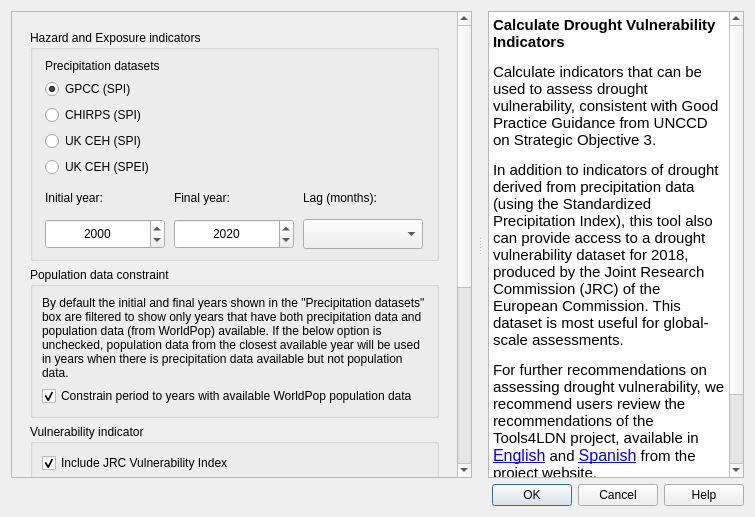
Qt form LDMP/gui/DlgCalculateDrought.ui (ConservationInternational/trends.earth) before a commit.
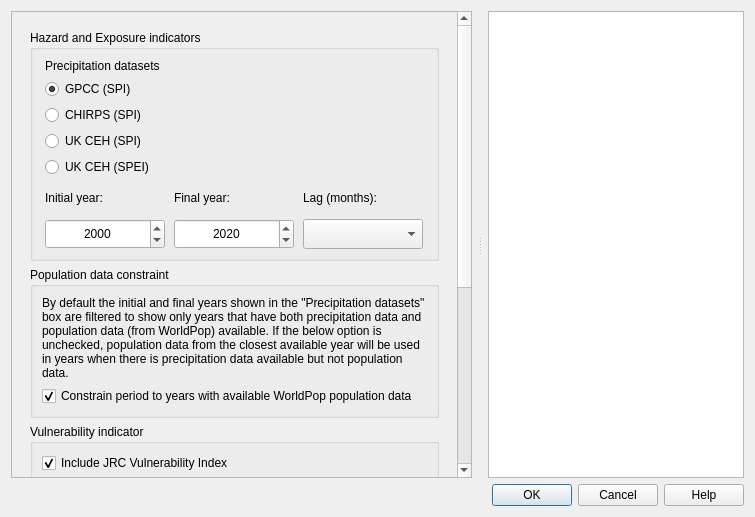
The same form after that commit.

What changed in the file:
```diff
--- a/LDMP/gui/DlgCalculateDrought.ui
+++ b/LDMP/gui/DlgCalculateDrought.ui
@@ -462,18 +462,7 @@
       <property name="accessibleName">
        <string/>
       </property>
-      <property name="html">
-       <string>&lt;!DOCTYPE HTML PUBLIC &quot;-//W3C//DTD HTML 4.0//EN&quot; &quot;http://www.w3.org/TR/REC-html40/strict.dtd&quot;&gt;
-&lt;html&gt;&lt;head&gt;&lt;meta name=&quot;qrichtext&quot; content=&quot;1&quot; /&gt;&lt;style type=&quot;text/css&quot;&gt;
-p, li { white-space: pre-wrap; }
-&lt;/style&gt;&lt;/head&gt;&lt;body style=&quot; font-family:'MS Shell Dlg 2'; font-size:9.75pt; font-weight:400; font-style:normal;&quot;&gt;
-&lt;p style=&quot; margin-top:16px; margin-bottom:12px; margin-left:0px; margin-right:0px; -qt-block-indent:0; text-indent:0px;&quot;&gt;&lt;span style=&quot; font-family:'Ubuntu'; font-size:11pt; font-weight:600;&quot;&gt;Calculate Drought Vulnerability Indicators&lt;/span&gt;&lt;/p&gt;
-&lt;p style=&quot; margin-top:12px; margin-bottom:12px; margin-left:0px; margin-right:0px; -qt-block-indent:0; text-indent:0px;&quot;&gt;&lt;span style=&quot; font-family:'Ubuntu'; font-size:11pt;&quot;&gt;Calculate indicators that can be used to assess drought vulnerability, consistent with Good Practice Guidance from UNCCD on Strategic Objective 3.&lt;/span&gt;&lt;/p&gt;
-&lt;p style=&quot; margin-top:12px; margin-bottom:12px; margin-left:0px; margin-right:0px; -qt-block-indent:0; text-indent:0px;&quot;&gt;&lt;span style=&quot; font-family:'Ubuntu'; font-size:11pt;&quot;&gt;In addition to indicators of drought derived from precipitation data (using the Standardized Precipitation Index), this tool also can provide access to a drought vulnerability dataset for 2018, produced by the Joint Research Commission (JRC) of the European Commission. This dataset is most useful for global-scale assessments.&lt;/span&gt;&lt;/p&gt;
-&lt;p style=&quot; margin-top:12px; margin-bottom:12px; margin-left:0px; margin-right:0px; -qt-block-indent:0; text-indent:0px;&quot;&gt;&lt;span style=&quot; font-family:'Ubuntu'; font-size:11pt;&quot;&gt;For further recommendations on assessing drought vulnerability, we recommend users review the recommendations of the Tools4LDN project, available in &lt;/span&gt;&lt;a href=&quot;https://static1.squarespace.com/static/5dffad039a288739c6ae0b85/t/6033f28abca1996aedc492d5/1614017200233/ci-4-Tools4LDN2-FNL+web.pdf&quot;&gt;&lt;span style=&quot; font-size:12pt; text-decoration: underline; &quot;&gt;English&lt;/span&gt;&lt;/a&gt;&lt;span style=&quot; font-family:'Ubuntu'; font-size:11pt;&quot;&gt; and &lt;/span&gt;&lt;a href=&quot;https://static1.squarespace.com/static/5dffad039a288739c6ae0b85/t/60f08dd4d2de6f76157bb62b/1626377693923/ci-3-Tools4LDN2-SPN_WebUpdate.pdf&quot;&gt;&lt;span style=&quot; font-size:12pt; text-decoration: underline; &quot;&gt;Spanish&lt;/span&gt;&lt;/a&gt;&lt;span style=&quot; font-family:'Ubuntu'; font-size:11pt;&quot;&gt; from the project website.&lt;/span&gt;&lt;/p&gt;
-&lt;p style=&quot;-qt-paragraph-type:empty; margin-top:12px; margin-bottom:12px; margin-left:0px; margin-right:0px; -qt-block-indent:0; text-indent:0px; font-family:'Ubuntu'; font-size:11pt;&quot;&gt;&lt;br /&gt;&lt;/p&gt;
-&lt;p style=&quot; margin-top:12px; margin-bottom:12px; margin-left:0px; margin-right:0px; -qt-block-indent:0; text-indent:0px;&quot;&gt;&lt;a href=&quot;https://docs.trends.earth/en/latest/for_users/features/unccdreporting.html#unccd-strategic-objective-3-so-3&quot;&gt;&lt;span style=&quot; font-family:'Ubuntu'; font-size:11pt; text-decoration: underline; &quot;&gt;More information on assessing drought vulnerability&lt;/span&gt;&lt;/a&gt;&lt;/p&gt;&lt;/body&gt;&lt;/html&gt;</string>
-      </property>
+      <property name="html"><string/></property>
       <property name="openExternalLinks">
        <bool>true</bool>
       </property>
```
